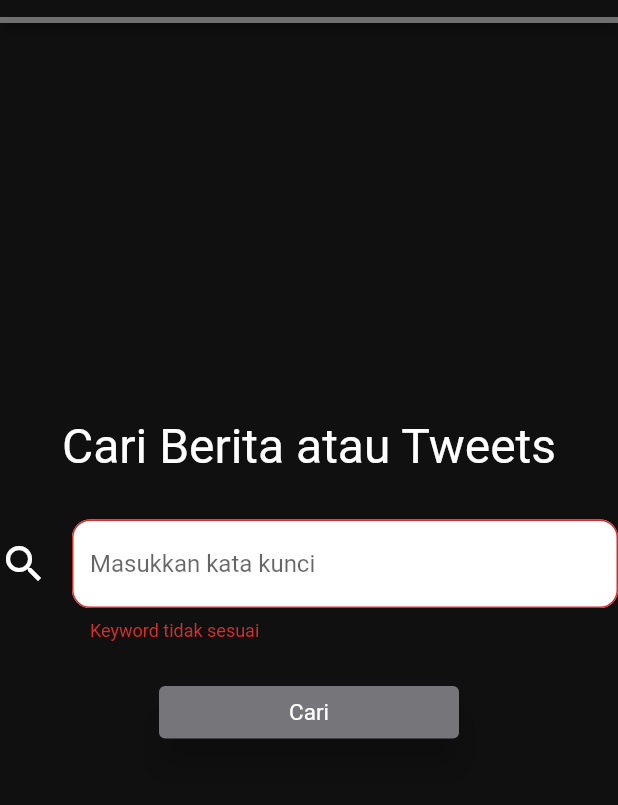
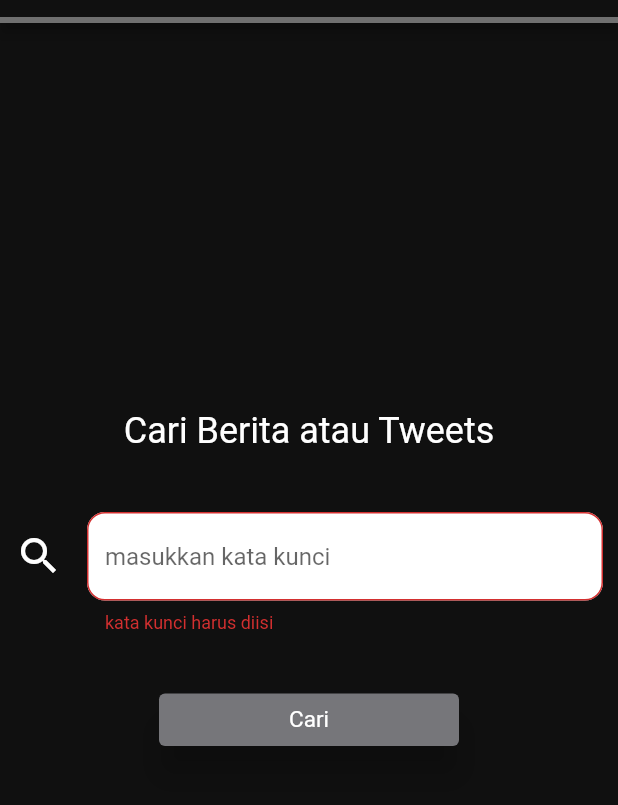
Before and after one commit to anandabayuf/media_monitoring, a Flutter app: the SearchScreen screen opened by its route, after a tap on "Cari", on a phone screen of 412 x 824 dp, the part 103-908 px from its top. Run offline on Flutter 3.47's test engine with Material 2 defaults, Android fonts, the phone set to English and light mode, and no system bars; our stand-ins replace charts_flutter, dio, flutter_svg, fluttertoast, font_awesome_flutter, get and 5 more; missing offline and left inert: highlight_text, platform_device_id; accounts and stored records are empty; generated files the repository leaves out were written again; network calls fail.

Commit message:
responsive mobile fitur search done

```diff
--- a/lib/views/client/dashboard/pages/DashboardPages.dart
+++ b/lib/views/client/dashboard/pages/DashboardPages.dart
@@ -3,21 +3,12 @@ import 'package:flutter/material.dart';
 import 'package:hexcolor/hexcolor.dart';
 import 'package:web_media_monitoring/views/client/AppBarClient.dart';
 import 'package:web_media_monitoring/views/client/DrawerClient.dart';
-import 'package:web_media_monitoring/views/client/dashboard/dashboardPage.dart';
 import 'package:web_media_monitoring/views/client/dashboard/widgets/BeritaChart.dart';
 import 'package:web_media_monitoring/views/client/dashboard/widgets/ContainerListPublisher.dart';
 import 'package:web_media_monitoring/views/client/dashboard/widgets/ContainerListTweets.dart';
 import 'package:web_media_monitoring/views/client/dashboard/widgets/ContainerTotalBerita.dart';
 import 'package:web_media_monitoring/views/client/dashboard/widgets/ContainerTotalTweets.dart';
 import 'package:web_media_monitoring/views/client/dashboard/widgets/TweetsChart.dart';
-// import 'package:shared_preferences/shared_preferences.dart';
-// import 'package:web_media_monitoring/controller/authentication.dart';
-// import 'package:web_media_monitoring/controller/searchController.dart';
-//
-// void _logout() async {
-//   SharedPreferences prefs = await SharedPreferences.getInstance();
-//   prefs.clear();
-// }
 
 class DashboardScreen extends StatefulWidget {
   @override
@@ -25,34 +16,19 @@ class DashboardScreen extends StatefulWidget {
 }
 
 class _DashboardScreenState extends State<DashboardScreen> {
-  // late SearchController searchController;
-  // late String keyword;
-  // late String deviceID;
-  // late String token;
-  // late Authentication authentication;
-  late TextEditingController _keyword;
   late int newsTotal;
   late int tweetsTotal;
-  final _formKey = GlobalKey<FormState>();
+  late String keyword;
 
-  @override
-  void initState() {
-    super.initState();
-    _keyword = TextEditingController(text: "Manchester United");
-    //data dummy
+  _DashboardScreenState(){
     this.newsTotal = 1230;
     this.tweetsTotal = 980;
   }
 
   @override
-  void dispose() {
-    _keyword.dispose();
-    super.dispose();
-  }
-
-  @override
   Widget build(BuildContext context) {
     Size screenSize = MediaQuery.of(context).size;
+    this.keyword = ModalRoute.of(context)!.settings.arguments as String;
 
     return Scaffold(
         appBar: AppBarClient(context),
@@ -67,72 +43,12 @@ class _DashboardScreenState extends State<DashboardScreen> {
                 margin: EdgeInsets.all(10.0),
                 child: Column(
                   children: [
-                    // Form(
-                    //   key: _formKey,
-                    //   child: Row(
-                    //       mainAxisAlignment: MainAxisAlignment.center,
-                    //       children: <Widget>[
-                    //         Container(
-                    //           width: 400,
-                    //           child: TextFormField(
-                    //             controller: _keyword,
-                    //             decoration: InputDecoration(
-                    //               icon: Icon(
-                    //                 Icons.search,
-                    //                 color: Colors.white,
-                    //                 size: 32.0,
-                    //               ),
-                    //               border: OutlineInputBorder(
-                    //                 borderRadius: BorderRadius.circular(12.0),
-                    //               ),
-                    //               hintText: 'Masukkan kata kunci',
-                    //               fillColor: Colors.white,
-                    //               filled: true,
-                    //             ),
-                    //             validator: (String? value) {
-                    //               if (value == '' || value == ' ') {
-                    //                 return 'Keyword tidak sesuai';
-                    //               }
-                    //               return null;
-                    //             },
-                    //           ),
-                    //         ),
-                    //         SizedBox(width: 30),
-                    //         Container(
-                    //           width: 100,
-                    //           height: 35,
-                    //           child: ElevatedButton(
-                    //             style: ElevatedButton.styleFrom(
-                    //               textStyle: const TextStyle(fontSize: 15),
-                    //               elevation: 10,
-                    //               primary: HexColor("#76767A"),
-                    //             ),
-                    //             onPressed: () {
-                    //               if (_formKey.currentState!.validate()) {
-                    //                 //buat test masuk atau engga
-                    //                 print("Cari " + this._keyword.text);
-                    //                 Navigator.push(
-                    //                     context,
-                    //                     MaterialPageRoute(
-                    //                         builder: (context) =>
-                    //                             DashboardPage(this._keyword.text)));
-                    //               }
-                    //             },
-                    //             child: const Text(
-                    //               'Cari',
-                    //               style: TextStyle(fontSize: 15, color: Colors.white),
-                    //             ),
-                    //           ),
-                    //         )
-                    //       ]),
-                    // ),
-                    // SizedBox(height: 10,),
                     Container(
                       margin: EdgeInsets.only(left: 40.0),
                       child: Align(
                         alignment: Alignment.centerLeft,
                         child: Text(
-                          "Dashboard \"${this._keyword.text}\"",
+                          "Dashboard \"${this.keyword}\"",
                           style: TextStyle(
                             color: Colors.white,
                             fontSize: 24.0
@@ -154,7 +70,7 @@ class _DashboardScreenState extends State<DashboardScreen> {
                               border: Border.all(color: HexColor("#707070")),
                               borderRadius: BorderRadius.circular(15.0),
                             ),
-                            child: BeritaChart.withSampleData(this._keyword.text),
+                            child: BeritaChart.withSampleData(this.keyword),
                           ),
                           SizedBox(height: 10,),
                           Container(
@@ -165,15 +81,15 @@ class _DashboardScreenState extends State<DashboardScreen> {
                                 border: Border.all(color: HexColor("#707070")),
                                 borderRadius: BorderRadius.circular(15.0),
                               ),
-                              child: TweetsChart.withSampleData(this._keyword.text)
+                              child: TweetsChart.withSampleData(this.keyword)
                           ),
                           SizedBox(height: 10,),
                           Row(
                             mainAxisAlignment: MainAxisAlignment.center,
                             children: [
-                              ContainerTotalBerita(this._keyword.text, this.newsTotal),
+                              ContainerTotalBerita(this.keyword, this.newsTotal),
                               SizedBox(width: 20.0,),
-                              ContainerTotalTweets(this._keyword.text, this.tweetsTotal),
+                              ContainerTotalTweets(this.keyword, this.tweetsTotal),
                             ],
                           )
                         ],
@@ -190,7 +106,7 @@ class _DashboardScreenState extends State<DashboardScreen> {
                                 border: Border.all(color: HexColor("#707070")),
                                 borderRadius: BorderRadius.circular(15.0),
                               ),
-                              child: BeritaChart.withSampleData(this._keyword.text),
+                              child: BeritaChart.withSampleData(this.keyword),
                             ),
                           ),
                           SizedBox(width: 30,),
@@ -203,15 +119,15 @@ class _DashboardScreenState extends State<DashboardScreen> {
                                   border: Border.all(color: HexColor("#707070")),
                                   borderRadius: BorderRadius.circular(15.0),
                                 ),
-                                child: TweetsChart.withSampleData(this._keyword.text)
+                                child: TweetsChart.withSampleData(this.keyword)
                             ),
                           ),
                           SizedBox(width: 30,),
                           Column(
                             children: [
-                              ContainerTotalBerita(this._keyword.text, this.newsTotal),
+                              ContainerTotalBerita(this.keyword, this.newsTotal),
                               SizedBox(height: 20.0,),
-                              ContainerTotalTweets(this._keyword.text, this.tweetsTotal),
+                              ContainerTotalTweets(this.keyword, this.tweetsTotal),
                             ],
                           )
                         ],
@@ -222,17 +138,17 @@ class _DashboardScreenState extends State<DashboardScreen> {
                       child: screenSize.width < 960 ?
                       Column (
                         children: [
-                          ContainerListPublisher(this._keyword.text),
+                          ContainerListPublisher(this.keyword),
                           SizedBox(height: 10.0,),
-                          ContainerListTweets(this._keyword.text)
+                          ContainerListTweets(this.keyword)
                         ],
                       ):
                       Row(
                         mainAxisAlignment: MainAxisAlignment.center,
                         children: [
-                          ContainerListPublisher(this._keyword.text),
+                          ContainerListPublisher(this.keyword),
                           SizedBox(width: 20.0,),
-                          ContainerListTweets(this._keyword.text)
+                          ContainerListTweets(this.keyword)
                         ],
                       ),
                     )
--- a/lib/views/client/search/pages/SearchPages.dart
+++ b/lib/views/client/search/pages/SearchPages.dart
@@ -3,18 +3,7 @@ import 'package:flutter/material.dart';
 import 'package:hexcolor/hexcolor.dart';
 import 'package:web_media_monitoring/views/client/AppBarClient.dart';
 import 'package:web_media_monitoring/views/client/DrawerClient.dart';
-import 'package:web_media_monitoring/views/client/akunsaya/pages/AkunSayaPages.dart';
-import 'package:shared_preferences/shared_preferences.dart';
-import 'package:web_media_monitoring/views/client/dashboard/dashboardPage.dart';
 import 'package:web_media_monitoring/views/client/dashboard/pages/DashboardPages.dart';
-// import 'package:shared_preferences/shared_preferences.dart';
-// import 'package:web_media_monitoring/controller/authentication.dart';
-// import 'package:web_media_monitoring/controller/searchController.dart';
-//
-// void _logout() async {
-//   SharedPreferences prefs = await SharedPreferences.getInstance();
-//   prefs.clear();
-// }
 
 class SearchScreen extends StatefulWidget {
   @override
@@ -22,11 +11,6 @@ class SearchScreen extends StatefulWidget {
 }
 
 class _SearchScreenState extends State<SearchScreen> {
-  // late SearchController searchController;
-  // late String keyword;
-  // late String deviceID;
-  // late String token;
-  // late Authentication authentication;
   late TextEditingController _keyword;
   final _formKey = GlobalKey<FormState>();
 
@@ -45,6 +29,7 @@ class _SearchScreenState extends State<SearchScreen> {
   @override
   Widget build(BuildContext context) {
     Size screenSize = MediaQuery.of(context).size;
+    bool mobile = MediaQuery.of(context).size.width < 800;
 
     return Scaffold(
       appBar: AppBarClient(context),
@@ -58,13 +43,19 @@ class _SearchScreenState extends State<SearchScreen> {
             child: Column(
               mainAxisAlignment: MainAxisAlignment.center,
               children: <Widget>[
+                //text title
                 Text(
                   "Cari Berita atau Tweets",
-                        style: TextStyle(fontSize: 32, color: Colors.white),
+                  style: TextStyle(fontSize: mobile ? 24 : 32, color: Colors.white),
+                  textAlign: TextAlign.center,
                 ),
                 SizedBox(height: 30),
+                //container form search field
                 Container(
                   width: 600,
+                  padding: mobile ?
+                    EdgeInsets.all(10.0) :
+                      EdgeInsets.zero,
                   child: TextFormField(
                     controller: _keyword,
                     decoration: InputDecoration(
@@ -76,26 +67,24 @@ class _SearchScreenState extends State<SearchScreen> {
                       border: OutlineInputBorder(
                         borderRadius: BorderRadius.circular(12.0),
                       ),
-                            hintText: 'Masukkan kata kunci',
+                      hintText: 'masukkan kata kunci',
                       fillColor: Colors.white,
                       filled: true,
                     ),
                     validator: (String? value) {
-                            if (value == '' || value == ' ') {
-                              return 'Keyword tidak sesuai';
+                      if (value == '' || value == ' ' || value!.trim() == '') {
+                        return 'kata kunci harus diisi';
                       }
                       return null;
                     },
+                    onChanged: (String value) {
+                      if (_formKey.currentState!.validate()) {}
+                    },
                     onFieldSubmitted: (String value) {
                       if (_formKey.currentState!.validate()) {
-                              //buat test masuk atau engga
-                              print("Cari " + value);
-                              Navigator.push(
-                                  context,
-                                  MaterialPageRoute(
-                                    builder: (context) =>
-                                      DashboardScreen()
-                                  ),
+                        Navigator.of(context).pushNamed(
+                          "/dashboard",
+                          arguments: this._keyword.text
                         );
                         this._keyword.clear();
                       }
@@ -114,17 +103,11 @@ class _SearchScreenState extends State<SearchScreen> {
                     ),
                     onPressed: () {
                       if (_formKey.currentState!.validate()) {
-                              //buat test masuk atau engga
-                              print("Cari " + this._keyword.text);
-                              // Navigator.pushNamed(
-                              //   context,
-                              //   // MaterialPageRoute(
-                              //   //   builder: (context) =>
-                              //   //     DashboardPage(this._keyword.text)
-                              //   // ),
-                              //   DashboardScreen.routeName,
-                              //   arguments: this._keyword.text
-                              // );
+                        Navigator.of(context).pushNamed(
+                            "/dashboard",
+                            arguments: this._keyword.text
+                        );
+                        this._keyword.clear();
                       }
                     },
                     child: const Text(
@@ -133,8 +116,11 @@ class _SearchScreenState extends State<SearchScreen> {
                     ),
                   ),
                 )
-                    ]),
-              )),
-        ));
+              ]
+            ),
+          )
+        ),
+      )
+    );
   }
 }
```
Lines whose indentation alone changed are shown as unchanged.
